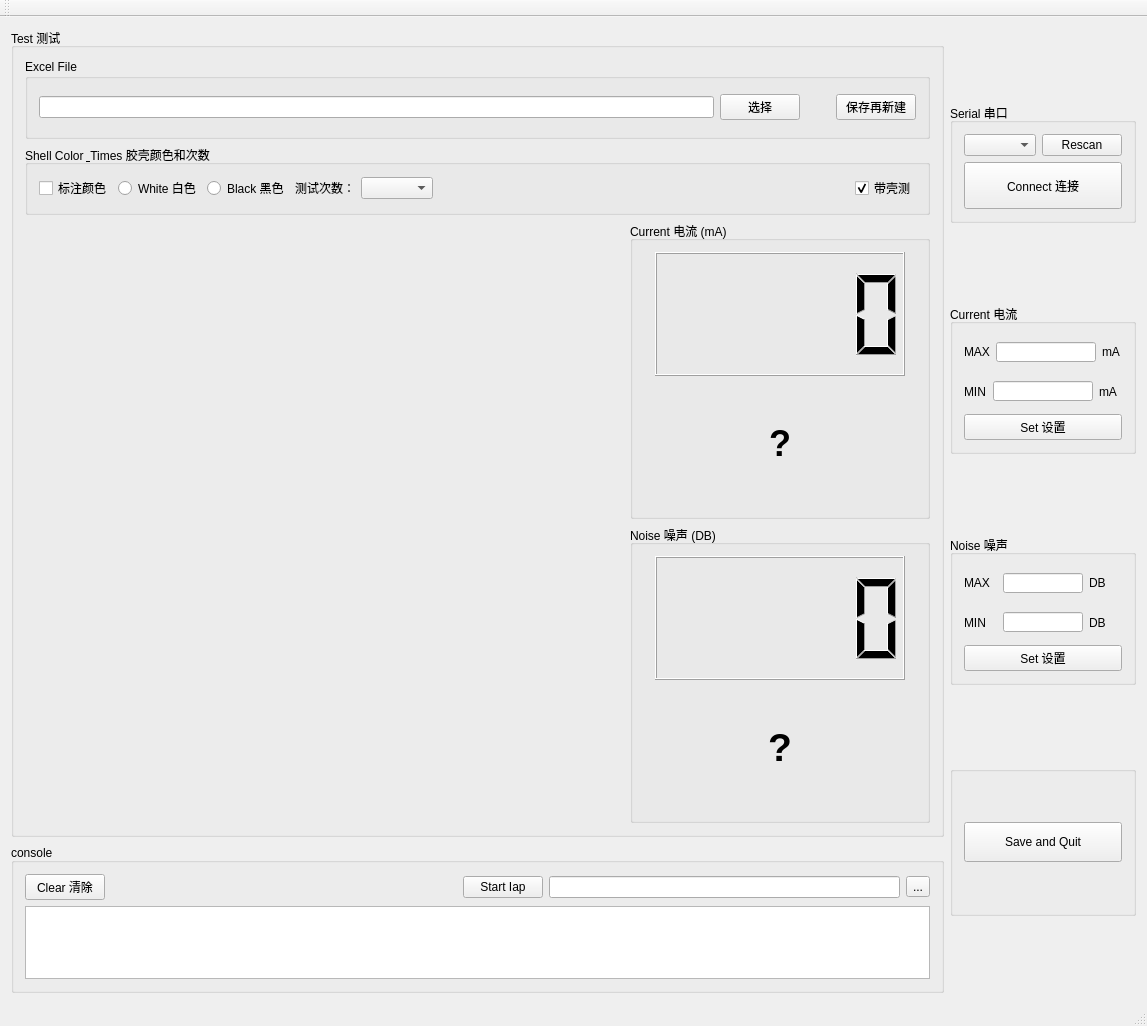
First picture: the form in mainwindow.ui, repository RuanJG/desktopApp, before the edit.
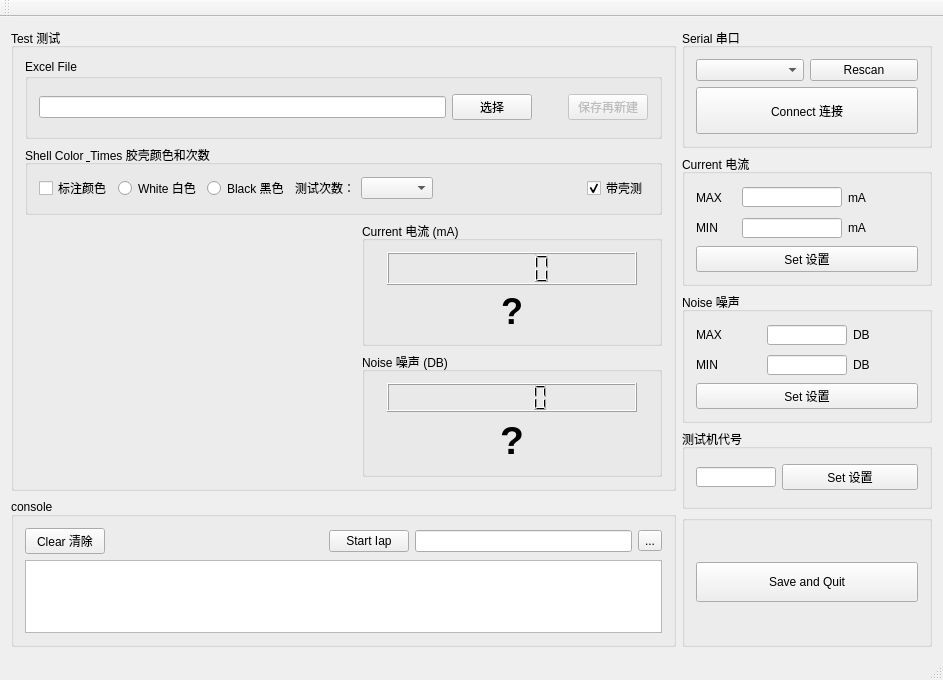
Second picture: the form after the edit. Custom widgets are drawn as their Qt base class.

Commit message: Ruan: add machine no function

What changed in the file:
```diff
--- a/mainwindow.ui
+++ b/mainwindow.ui
@@ -6,15 +6,15 @@
    <rect>
     <x>0</x>
     <y>0</y>
-    <width>1147</width>
-    <height>1026</height>
+    <width>943</width>
+    <height>680</height>
    </rect>
   </property>
   <property name="windowTitle">
    <string>T-Rex测试程序</string>
   </property>
   <widget class="QWidget" name="centralWidget">
-   <layout class="QGridLayout" name="gridLayout_6">
+   <layout class="QGridLayout" name="gridLayout_7">
     <item row="0" column="0">
      <layout class="QHBoxLayout" name="horizontalLayout_8">
       <item>
@@ -322,10 +322,17 @@
               <item row="0" column="0">
                <layout class="QHBoxLayout" name="horizontalLayout_11">
                 <item>
-                 <widget class="QLineEdit" name="excelFilePathlineEdit"/>
+                 <widget class="QLineEdit" name="excelFilePathlineEdit">
+                  <property name="readOnly">
+                   <bool>true</bool>
+                  </property>
+                 </widget>
                 </item>
                 <item>
                  <widget class="QPushButton" name="excelFileSelectpushButton">
+                  <property name="enabled">
+                   <bool>true</bool>
+                  </property>
                   <property name="text">
                    <string>选择</string>
                   </property>
@@ -349,6 +356,9 @@
                 </item>
                 <item>
                  <widget class="QPushButton" name="restartButton">
+                  <property name="enabled">
+                   <bool>false</bool>
+                  </property>
                   <property name="text">
                    <string>保存再新建</string>
                   </property>
@@ -694,6 +704,45 @@
           </layout>
          </widget>
         </item>
+        <item>
+         <widget class="QGroupBox" name="groupBox_11">
+          <property name="maximumSize">
+           <size>
+            <width>250</width>
+            <height>80</height>
+           </size>
+          </property>
+          <property name="title">
+           <string>测试机代号</string>
+          </property>
+          <layout class="QGridLayout" name="gridLayout_6">
+           <item row="0" column="0">
+            <layout class="QHBoxLayout" name="horizontalLayout_13">
+             <item>
+              <widget class="QLineEdit" name="MachineNolineEdit">
+               <property name="maximumSize">
+                <size>
+                 <width>80</width>
+                 <height>20</height>
+                </size>
+               </property>
+               <property name="maxLength">
+                <number>1</number>
+               </property>
+              </widget>
+             </item>
+             <item>
+              <widget class="QPushButton" name="setMachineNoButton">
+               <property name="text">
+                <string>Set 设置</string>
+               </property>
+              </widget>
+             </item>
+            </layout>
+           </item>
+          </layout>
+         </widget>
+        </item>
         <item>
          <widget class="QGroupBox" name="groupBox_3">
           <property name="sizePolicy">
```
Left out of the diff: 2 changed lines with no effect on the pictures. The commit also changes 2 other files.
